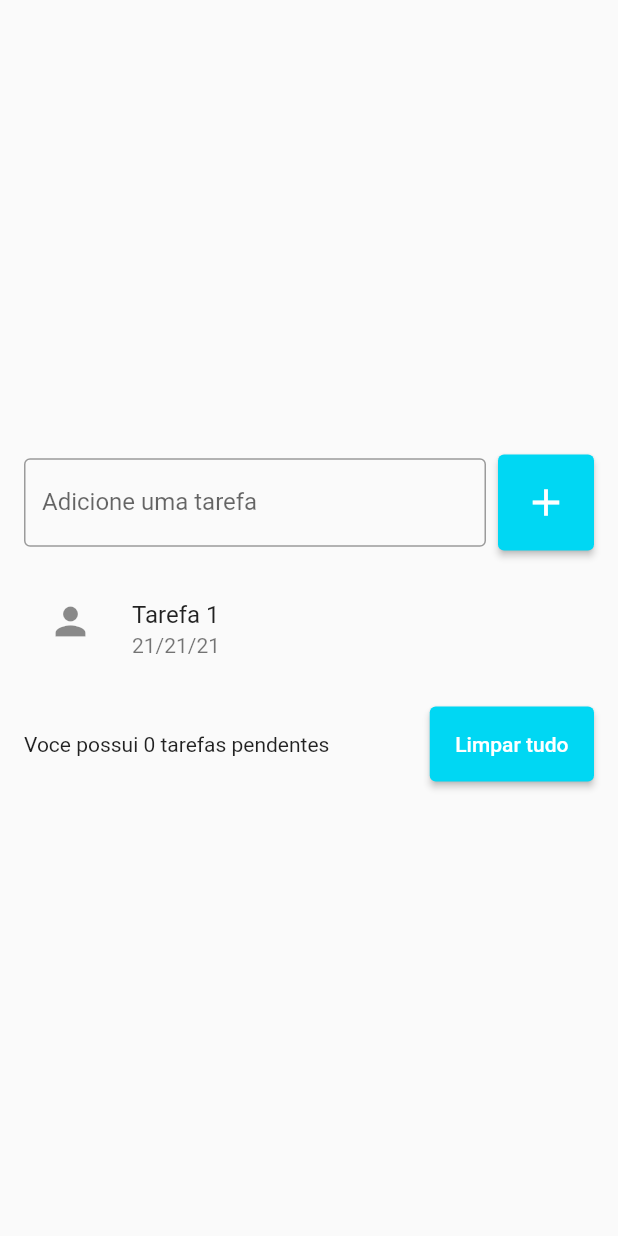
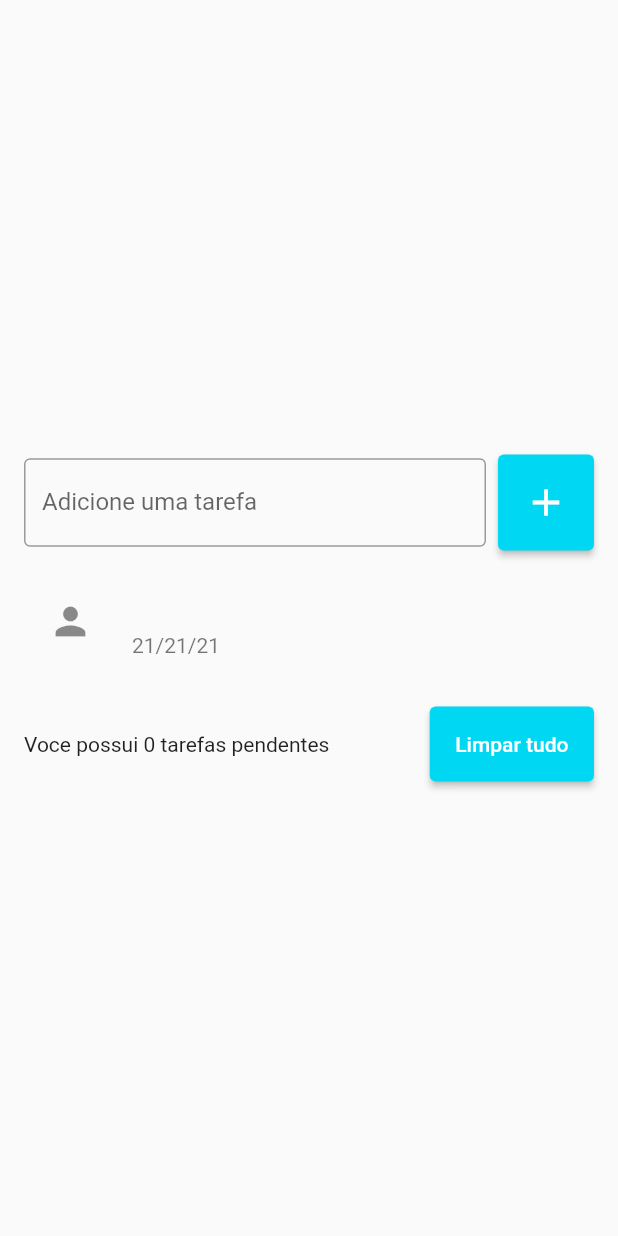
Before and after one commit to 9reis/app_lista_tarefas, a Flutter app: the screen it shows after launch, after a tap on the "add" icon, on a phone screen of 412 x 824 dp. Run offline on Flutter 3.47's test engine with Material 2 defaults, Android fonts, the phone set to English and light mode, and no system bars.

Commit message:
Adicionando itens na lista

```diff
--- a/lib/pages/todo_list_page.dart
+++ b/lib/pages/todo_list_page.dart
@@ -1,7 +1,16 @@
 import 'package:flutter/material.dart';
 
-class TodoListPage extends StatelessWidget {
-  const TodoListPage({super.key});
+class TodoListPage extends StatefulWidget {
+  TodoListPage({super.key});
+
+  @override
+  State<TodoListPage> createState() => _TodoListPageState();
+}
+
+class _TodoListPageState extends State<TodoListPage> {
+  final TextEditingController todoController = TextEditingController();
+
+  List<String> todos = [];
 
   @override
   Widget build(BuildContext context) {
@@ -16,6 +25,7 @@ class TodoListPage extends StatelessWidget {
                 children: [
                   Expanded(
                     child: TextField(
+                      controller: todoController,
                       decoration: InputDecoration(
                           border: OutlineInputBorder(),
                           labelText: "Adicione uma tarefa",
@@ -24,7 +34,13 @@ class TodoListPage extends StatelessWidget {
                   ),
                   SizedBox(width: 8),
                   ElevatedButton(
-                    onPressed: () {},
+                    onPressed: () {
+                      String text = todoController.text;
+                      setState(() {
+                        todos.add(text);
+                      });
+                      todoController.clear();
+                    },
                     style: ElevatedButton.styleFrom(
                         primary: Color(0xFF00D7F3),
                         padding: const EdgeInsets.all(17)),
@@ -33,18 +49,21 @@ class TodoListPage extends StatelessWidget {
                 ],
               ),
               SizedBox(height: 16),
-              ListView(
+              Flexible(
+                child: ListView(
                   shrinkWrap: true,
                   children: [
+                    for (String todo in todos)
                       ListTile(
-                    title: Text("Tarefa 1"),
+                        title: Text(todo),
                         subtitle: Text("21/21/21"),
                         leading: Icon(Icons.person, size: 30),
                         onTap: () {
-                      print("Tarefa 1");
+                          print("Tarefa $todo");
                         },
                       )
                   ],
+                ),
               ),
               SizedBox(height: 16),
               Row(
```
Lines whose indentation alone changed are shown as unchanged.
